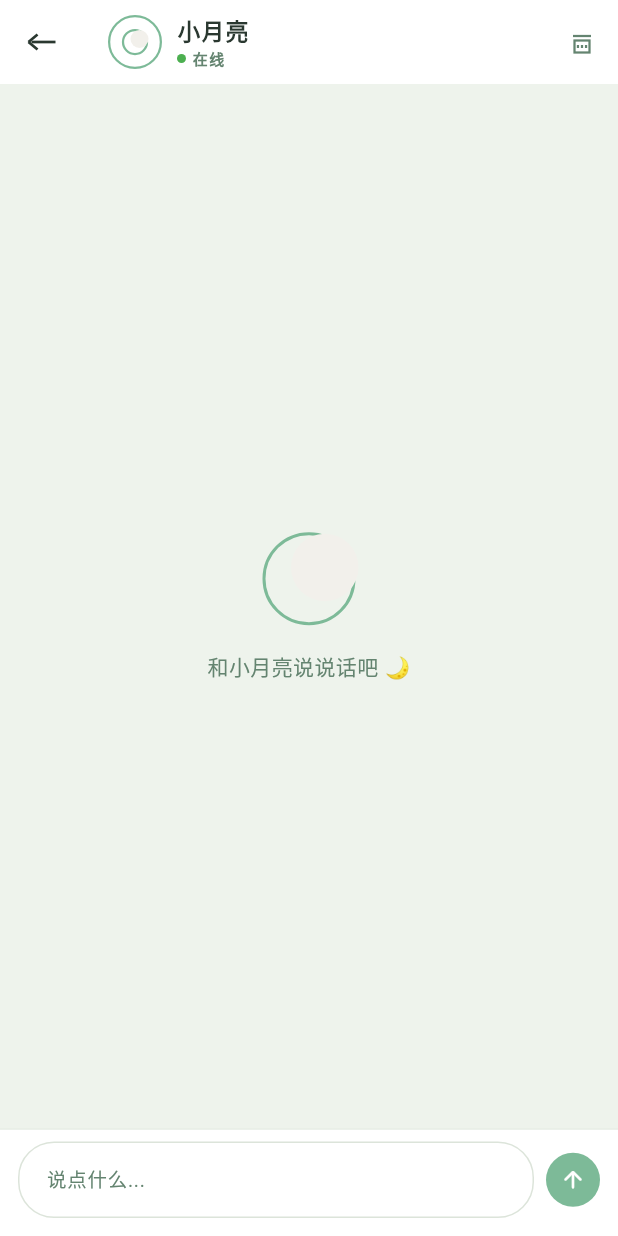
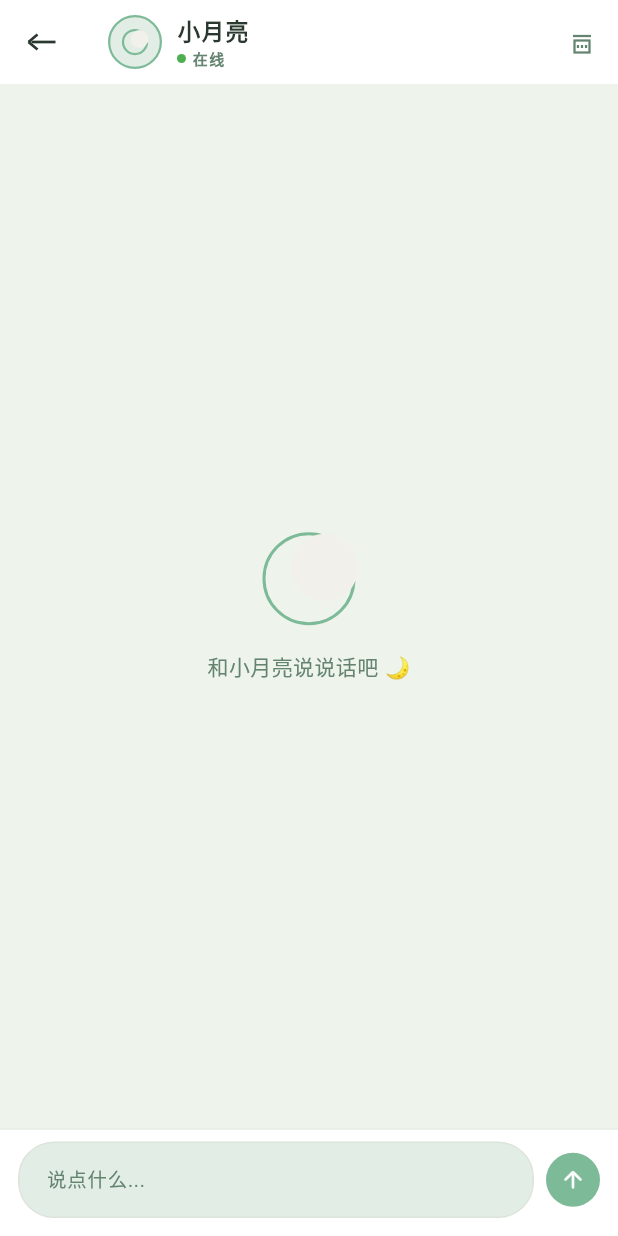
Before and after one commit to Misty-branches/xiaoyueliang, a Flutter app: the ChatPage screen opened directly, on a phone screen of 412 x 824 dp. Run offline on Flutter 3.47's test engine with Material 3 defaults, Android fonts, the phone set to English and light mode, and no system bars; our stand-ins replace google_fonts, shared_preferences; accounts and stored records are empty; Roboto replaces fonts that are missing (NotoSansSC).

Commit message:
fix: 补回 tag/cardBase/shadow 字段，旧页面编译兼容

```diff
--- a/lib/widgets/theme_colors.dart
+++ b/lib/widgets/theme_colors.dart
@@ -43,15 +43,18 @@ const _nightBodyBg        = Color(0xFFBECEDE);  // night-body-bg
 /// 主题色系扩展
 class AppColors extends ThemeExtension<AppColors> {
   final Color background;      // 页面背景
-  final Color cardSurface;     // 卡片背景
-  final Color accent;          // 主色（按钮、图标）
+  final Color cardSurface;     // 卡片背景（纯白）
+  final Color cardBase;        // 卡片次级底色（输入框、筛选按钮、气泡底）
+  final Color accent;          // 主色（按钮、图标、标签）
   final Color accentLight;     // 主色浅底（头像背景）
   final Color accentDeep;      // 主色深（按下态）
   final Color accentWarm;      // 暖色强调（目标渐变、日记）
+  final Color tag;             // 标签色（同主色，用于标签背景和文字）
   final Color mainText;        // 主文字
   final Color secondaryText;   // 副文字
   final Color mutedText;       // 弱文字（标签、注释）
   final Color border;          // 边框
+  final Color shadow;          // 阴影色
   final Color selectedBg;      // 选中背景
   final Color tabBg;           // 底部导航栏背景
   final Color tabBorder;       // 底部导航栏边框
@@ -61,14 +64,17 @@ class AppColors extends ThemeExtension<AppColors> {
   const AppColors({
     required this.background,
     required this.cardSurface,
+    required this.cardBase,
     required this.accent,
     required this.accentLight,
     required this.accentDeep,
     required this.accentWarm,
+    required this.tag,
     required this.mainText,
     required this.secondaryText,
     required this.mutedText,
     required this.border,
+    required this.shadow,
     required this.selectedBg,
     required this.tabBg,
     required this.tabBorder,
@@ -80,14 +86,17 @@ class AppColors extends ThemeExtension<AppColors> {
   static const day = AppColors(
     background:      _dayBg,
     cardSurface:     _dayCard,
+    cardBase:        _dayPrimaryLight, // #E2EDE6 — 输入框/筛选按钮底色
     accent:          _dayPrimary,
     accentLight:     _dayPrimaryLight,
     accentDeep:      _dayPrimaryDeep,
     accentWarm:      _dayWarmAccent,
+    tag:             _dayPrimary,      // 标签色 = 主色 #7DBA98
     mainText:        _dayText,
     secondaryText:   _dayTextSecondary,
     mutedText:       _dayTextMuted,
     border:          _dayBorder,
+    shadow:          Color(0x0A000000),
     selectedBg:      _daySelected,
     tabBg:           _dayTabBg,
     tabBorder:       _dayTabBorder,
@@ -98,19 +107,22 @@ class AppColors extends ThemeExtension<AppColors> {
   static const night = AppColors(
     background:      _nightBg,
     cardSurface:     _nightCard,
+    cardBase:        Color(0xFFD6DEE8), // 夜间卡片次级底色
     accent:          _nightPrimary,
     accentLight:     _nightPrimaryLight,
     accentDeep:      _nightPrimaryDeep,
     accentWarm:      _nightWarmAccent,
+    tag:             _nightPrimary,     // 标签色 = 夜间主色 #7A94B0
     mainText:        _nightText,
     secondaryText:   _nightTextSecondary,
     mutedText:       _nightTextMuted,
     border:          _nightBorder,
+    shadow:          Color(0x0A000000),
     selectedBg:      _nightSelected,
     tabBg:           _nightTabBg,
     tabBorder:       _nightTabBorder,
     bodyBg:          _nightBodyBg,
-    gradientCenter:  _nightCard.withAlpha(217), // 接近日间 0.85 透明度效果
+    gradientCenter:  _nightCard.withAlpha(217),
   );
 
   // ───────────────────── ThemeExtension 实现 ─────────────────────
@@ -118,14 +130,17 @@ class AppColors extends ThemeExtension<AppColors> {
   AppColors copyWith({
     Color? background,
     Color? cardSurface,
+    Color? cardBase,
     Color? accent,
     Color? accentLight,
     Color? accentDeep,
     Color? accentWarm,
+    Color? tag,
     Color? mainText,
     Color? secondaryText,
     Color? mutedText,
     Color? border,
+    Color? shadow,
     Color? selectedBg,
     Color? tabBg,
     Color? tabBorder,
@@ -135,14 +150,17 @@ class AppColors extends ThemeExtension<AppColors> {
     return AppColors(
       background:      background      ?? this.background,
       cardSurface:     cardSurface     ?? this.cardSurface,
+      cardBase:        cardBase        ?? this.cardBase,
       accent:          accent          ?? this.accent,
       accentLight:     accentLight     ?? this.accentLight,
       accentDeep:      accentDeep      ?? this.accentDeep,
       accentWarm:      accentWarm      ?? this.accentWarm,
+      tag:             tag             ?? this.tag,
       mainText:        mainText        ?? this.mainText,
       secondaryText:   secondaryText   ?? this.secondaryText,
       mutedText:       mutedText       ?? this.mutedText,
       border:          border          ?? this.border,
+      shadow:          shadow          ?? this.shadow,
       selectedBg:      selectedBg      ?? this.selectedBg,
       tabBg:           tabBg           ?? this.tabBg,
       tabBorder:       tabBorder       ?? this.tabBorder,
@@ -157,14 +175,17 @@ class AppColors extends ThemeExtension<AppColors> {
     return AppColors(
       background:      Color.lerp(background,      other.background,      t)!,
       cardSurface:     Color.lerp(cardSurface,     other.cardSurface,     t)!,
+      cardBase:        Color.lerp(cardBase,        other.cardBase,        t)!,
       accent:          Color.lerp(accent,          other.accent,          t)!,
       accentLight:     Color.lerp(accentLight,     other.accentLight,     t)!,
       accentDeep:      Color.lerp(accentDeep,      other.accentDeep,      t)!,
       accentWarm:      Color.lerp(accentWarm,      other.accentWarm,      t)!,
+      tag:             Color.lerp(tag,             other.tag,             t)!,
       mainText:        Color.lerp(mainText,        other.mainText,        t)!,
       secondaryText:   Color.lerp(secondaryText,   other.secondaryText,   t)!,
       mutedText:       Color.lerp(mutedText,       other.mutedText,       t)!,
       border:          Color.lerp(border,          other.border,          t)!,
+      shadow:          Color.lerp(shadow,          other.shadow,          t)!,
       selectedBg:      Color.lerp(selectedBg,      other.selectedBg,      t)!,
       tabBg:           Color.lerp(tabBg,           other.tabBg,           t)!,
       tabBorder:       Color.lerp(tabBorder,       other.tabBorder,       t)!,
```
